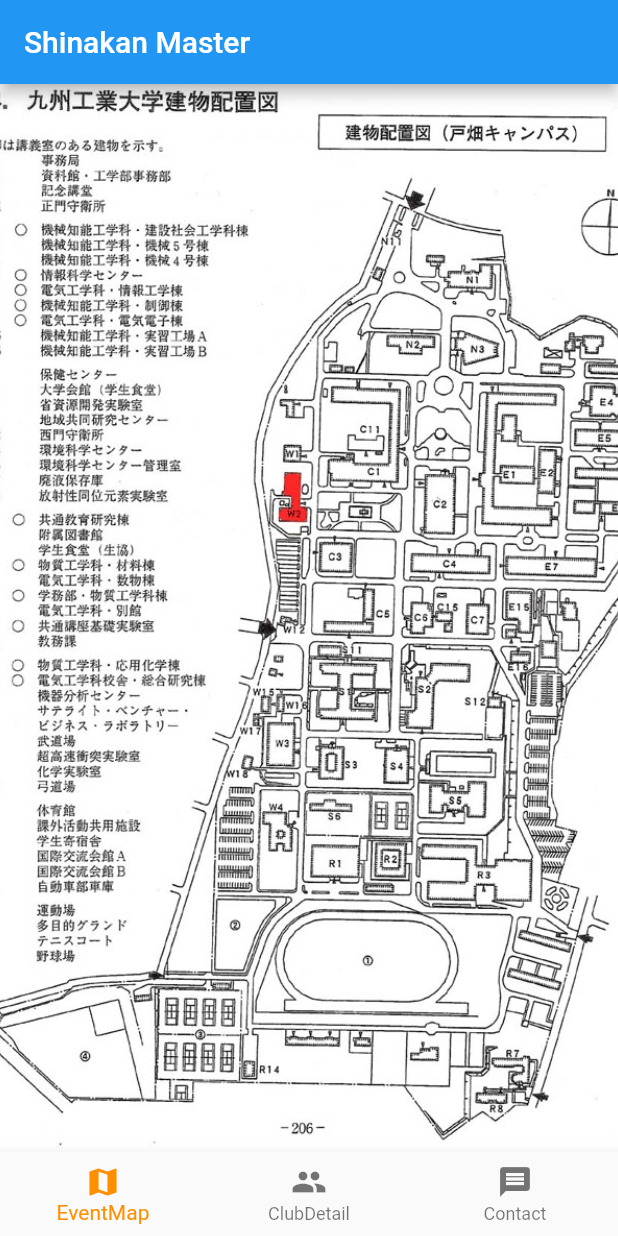
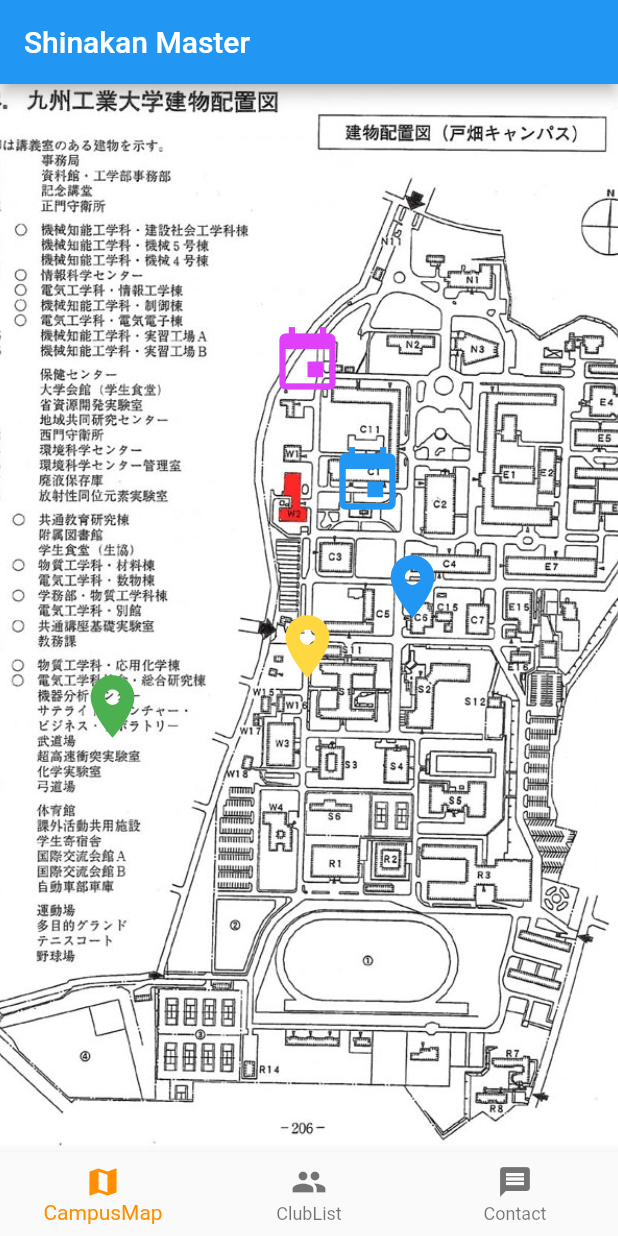
Before and after one commit to syu-kwsk/chat-app-flutter, a Flutter app: the screen it shows after launch, on a phone screen of 412 x 824 dp. Run offline on Flutter 3.47's test engine with Material 2 defaults, Android fonts, the light colour scheme and no system bars; missing offline and left inert: easy_dialog.

Commit message:
Add Club's message in campasmap

```diff
--- a/flutter_app/lib/buttomnavi.dart
+++ b/flutter_app/lib/buttomnavi.dart
@@ -54,18 +54,18 @@
         children: [
           new MyMap(),
           new Layout(),
-          new MyDialog(title: 'hoge', desc: 'hugahuga', icon: Icons.event,),
+          new MyDialog(title: 'hoge', desc: 'hugahuga', icon: Icons.event, color: Colors.red,),
         ],
       ),
       bottomNavigationBar: BottomNavigationBar(
         items: [
           BottomNavigationBarItem(
             icon: Icon(Icons.map),
-            title: Text('EventMap'),
+            title: Text('CampusMap'),
           ),
           BottomNavigationBarItem(
             icon: Icon(Icons.group),
-            title: Text('ClubDetail'),
+            title: Text('ClubList'),
           ),
           BottomNavigationBarItem(
             icon: Icon(Icons.message),
--- a/flutter_app/lib/map.dart
+++ b/flutter_app/lib/map.dart
@@ -5,23 +5,52 @@
 
   @override
   Widget build(BuildContext context) {
-    return Container(
-      constraints: BoxConstraints.expand(),
-      child: Image.asset(
-        'images/campas_map.jpg',
-        fit: BoxFit.cover,
-
-      ),
+    return Stack(
+      children: <Widget> [
+        Container(
+          constraints: BoxConstraints.expand(),
+          child: Image.asset(
+            'images/campas_map.jpg',
+            fit: BoxFit.cover,
+          ),
+        ),
+        Positioned(
+          top: 310.0,
+          left: 250.0,
+          child: MyDialog(title: 'Programming Club', desc: 'Our circle start in 16:00.\nLet\'s code together!', icon: Icons.room, color: Colors.blue,),
+        ),
+        Positioned(
+          top: 240.0,
+          left: 220.0,
+          child: MyDialog(title: 'BBQ with PG Club', desc: 'Hey, guys!.\nWe will hold BBQ party\nIt\'s starts 18:00!!', icon: Icons.event, color: Colors.blue,),
+        ),
+        Positioned(
+          top: 350.0,
+          left: 180.0,
+          child: MyDialog(title: 'Soccer Club', desc: 'Let\'s play soccer!\nWe want super rookie. Common!', icon: Icons.room, color: Colors.amberAccent,),
+        ),
+        Positioned(
+          top: 390.0,
+          left: 50.0,
+          child: MyDialog(title: 'BaseBall Club', desc: 'Today\'s club activities are closed.\n Sorry,,', icon: Icons.room, color: Colors.green,),
+        ),
+        Positioned(
+          top: 160.0,
+          left: 180.0,
+          child: MyDialog(title: 'Jazz Welcome Party', desc: 'Today\'s party we play many songs.\nParty will start at 2 PM. \nDon\'t miss it!!', icon: Icons.event, color: Colors.purpleAccent,),
+        ),
+      ],
     );
   }
 }
 
 class MyDialog extends StatefulWidget {
-  MyDialog({Key key, this.title, this.desc, this.icon}) : super(key: key);
+  MyDialog({Key key, this.title, this.desc, this.icon, this.color}) : super(key: key);
 
   final String title;
   final String desc;
   final IconData icon;
+  final Color color;
 
   @override
   _MyDialogState createState() => _MyDialogState();
@@ -47,7 +76,9 @@
     return GestureDetector(
         onTap: _basicEasyDialog,
         child: Icon(
-            widget.icon
+          widget.icon,
+          color: widget.color,
+          size: 50.0,
         )
     );
   }
```
